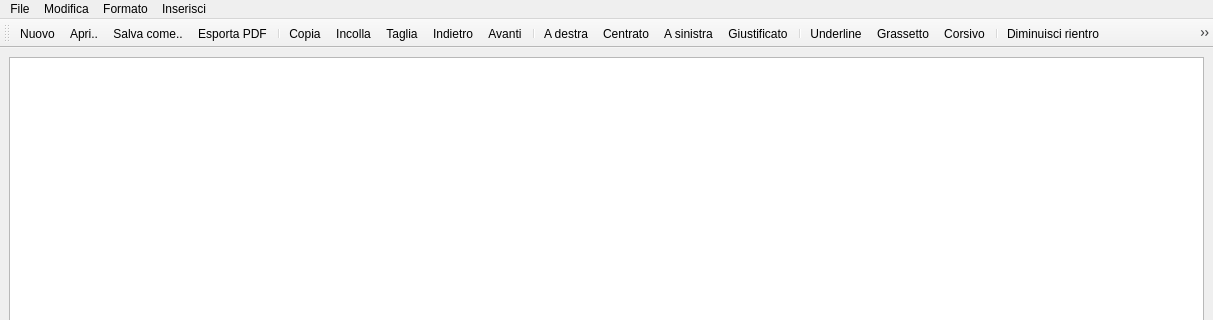
First picture: the form in src/client/view/TextEditor.ui, repository pinoOgni/VirgiliumEditor, before the edit; both pictures show x 0 to 1213 and y 0 to 320 of the 1213 by 659 pixel window.
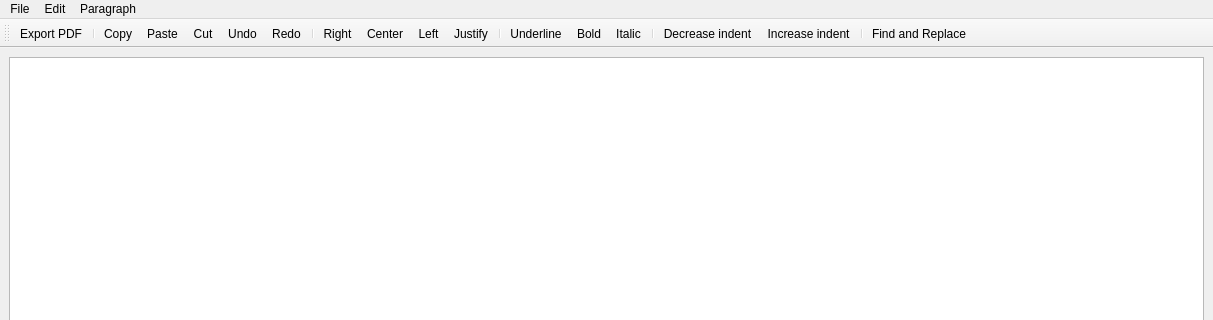
Second picture: the form after the edit. Icons and pictures are not drawn.

The edit to the form file:
```diff
--- a/src/client/view/TextEditor.ui
+++ b/src/client/view/TextEditor.ui
@@ -43,16 +43,13 @@
     <property name="title">
      <string>File</string>
     </property>
-    <addaction name="actionOpen"/>
-    <addaction name="actionNew"/>
-    <addaction name="actionSave_as"/>
-    <addaction name="actionEsporta_PDF"/>
+    <addaction name="actionExport_PDF"/>
     <addaction name="separator"/>
     <addaction name="actionExit"/>
    </widget>
    <widget class="QMenu" name="menuEdit">
     <property name="title">
-     <string>Modifica</string>
+     <string>Edit</string>
     </property>
     <addaction name="actionCopy"/>
     <addaction name="actionCut"/>
@@ -62,46 +59,38 @@
     <addaction name="actionUndo"/>
     <addaction name="actionRedo"/>
     <addaction name="separator"/>
-    <addaction name="actionTrova_e_sostituisci"/>
+    <addaction name="actionFind_and_Replace"/>
    </widget>
    <widget class="QMenu" name="menuParagraph">
     <property name="title">
-     <string>Formato</string>
+     <string>Paragraph</string>
     </property>
     <widget class="QMenu" name="menuAlignment">
      <property name="title">
-      <string>Allineamento</string>
+      <string>Alignment</string>
      </property>
      <addaction name="actionLeft_alignment"/>
      <addaction name="actionRight_alignment"/>
      <addaction name="actionCenter_alignment"/>
      <addaction name="actionJustify"/>
      <addaction name="separator"/>
-     <addaction name="actionAumenta_rientro"/>
-     <addaction name="actionDiminuisci_rientro"/>
+     <addaction name="actionIndent_Increase"/>
+     <addaction name="actionIndent_Decrease"/>
     </widget>
-    <widget class="QMenu" name="menuTesto">
+    <widget class="QMenu" name="menuText">
      <property name="title">
-      <string>Testo</string>
+      <string>Text</string>
      </property>
      <addaction name="actionUnderline"/>
-     <addaction name="actionGrassetto"/>
-     <addaction name="actionCorsivo"/>
+     <addaction name="actionBost"/>
+     <addaction name="actionItalic"/>
     </widget>
-    <addaction name="menuTesto"/>
+    <addaction name="menuText"/>
     <addaction name="menuAlignment"/>
    </widget>
-   <widget class="QMenu" name="menuInserisci">
-    <property name="title">
-     <string>Inserisci</string>
-    </property>
-    <addaction name="actionTabella"/>
-    <addaction name="actionImmagine"/>
-   </widget>
    <addaction name="menuFile"/>
    <addaction name="menuEdit"/>
    <addaction name="menuParagraph"/>
-   <addaction name="menuInserisci"/>
   </widget>
   <widget class="QStatusBar" name="statusbar"/>
   <widget class="QToolBar" name="toolBar">
@@ -114,10 +103,7 @@
    <attribute name="toolBarBreak">
     <bool>false</bool>
    </attribute>
-   <addaction name="actionNew"/>
-   <addaction name="actionOpen"/>
-   <addaction name="actionSave_as"/>
-   <addaction name="actionEsporta_PDF"/>
+   <addaction name="actionExport_PDF"/>
    <addaction name="separator"/>
    <addaction name="actionCopy"/>
    <addaction name="actionPaste"/>
@@ -131,47 +117,14 @@
    <addaction name="actionJustify"/>
    <addaction name="separator"/>
    <addaction name="actionUnderline"/>
-   <addaction name="actionGrassetto"/>
-   <addaction name="actionCorsivo"/>
+   <addaction name="actionBold"/>
+   <addaction name="actionItalic"/>
    <addaction name="separator"/>
-   <addaction name="actionDiminuisci_rientro"/>
-   <addaction name="actionAumenta_rientro"/>
+   <addaction name="actionIndent_Decrease"/>
+   <addaction name="actionIndent_Increase"/>
    <addaction name="separator"/>
-   <addaction name="actionTabella"/>
-   <addaction name="actionImmagine"/>
-   <addaction name="separator"/>
-   <addaction name="actionTrova_e_sostituisci"/>
+   <addaction name="actionFind_and_Replace"/>
   </widget>
-  <action name="actionOpen">
-   <property name="icon">
-    <iconset>
-     <normalon>:/Icons/Open.png</normalon>
-    </iconset>
-   </property>
-   <property name="text">
-    <string>Apri..</string>
-   </property>
-  </action>
-  <action name="actionNew">
-   <property name="icon">
-    <iconset>
-     <normalon>:/Icons/New.png</normalon>
-    </iconset>
-   </property>
-   <property name="text">
-    <string>Nuovo</string>
-   </property>
-  </action>
-  <action name="actionSave_as">
-   <property name="icon">
-    <iconset>
-     <normalon>:/Icons/Save.png</normalon>
-    </iconset>
-   </property>
-   <property name="text">
-    <string>Salva come..</string>
-   </property>
-  </action>
   <action name="actionCopy">
    <property name="icon">
     <iconset>
@@ -179,7 +132,7 @@
     </iconset>
    </property>
    <property name="text">
-    <string>Copia</string>
+    <string>Copy</string>
    </property>
   </action>
   <action name="actionCut">
@@ -189,7 +142,7 @@
     </iconset>
    </property>
    <property name="text">
-    <string>Taglia</string>
+    <string>Cut</string>
    </property>
   </action>
   <action name="actionPaste">
@@ -199,7 +152,7 @@
     </iconset>
    </property>
    <property name="text">
-    <string>Incolla</string>
+    <string>Paste</string>
    </property>
   </action>
   <action name="actionUndo">
@@ -209,7 +162,7 @@
     </iconset>
    </property>
    <property name="text">
-    <string>Indietro</string>
+    <string>Undo</string>
    </property>
   </action>
   <action name="actionRedo">
@@ -219,7 +172,7 @@
     </iconset>
    </property>
    <property name="text">
-    <string>Avanti</string>
+    <string>Redo</string>
    </property>
   </action>
   <action name="actionExit">
@@ -229,7 +182,7 @@
     </iconset>
    </property>
    <property name="text">
-    <string>Esci</string>
+    <string>Exit</string>
    </property>
   </action>
   <action name="actionRight_alignment">
@@ -239,7 +192,7 @@
     </iconset>
    </property>
    <property name="text">
-    <string>A destra</string>
+    <string>Right</string>
    </property>
   </action>
   <action name="actionLeft_alignment">
@@ -249,7 +202,7 @@
     </iconset>
    </property>
    <property name="text">
-    <string>A sinistra</string>
+    <string>Left</string>
    </property>
   </action>
   <action name="actionCenter_alignment">
@@ -259,7 +212,7 @@
     </iconset>
    </property>
    <property name="text">
-    <string>Centrato</string>
+    <string>Center</string>
    </property>
   </action>
   <action name="actionJustify">
@@ -269,32 +222,32 @@
     </iconset>
    </property>
    <property name="text">
-    <string>Giustificato</string>
+    <string>Justify</string>
    </property>
   </action>
   <action name="actionSelect_all">
    <property name="text">
-    <string>Seleziona tutto</string>
+    <string>Select all</string>
    </property>
   </action>
-  <action name="actionAumenta_rientro">
+  <action name="actionIndent_Increase">
    <property name="icon">
     <iconset>
      <normalon>:/Icons/indent.png</normalon>
     </iconset>
    </property>
    <property name="text">
-    <string>Aumenta rientro</string>
+    <string>Increase indent</string>
    </property>
   </action>
-  <action name="actionDiminuisci_rientro">
+  <action name="actionIndent_Decrease">
    <property name="icon">
     <iconset>
      <normalon>:/Icons/outdent.png</normalon>
     </iconset>
    </property>
    <property name="text">
-    <string>Diminuisci rientro</string>
+    <string>Decrease indent</string>
    </property>
   </action>
   <action name="actionUnderline">
@@ -307,64 +260,44 @@
     <string>Underline</string>
    </property>
   </action>
-  <action name="actionGrassetto">
+  <action name="actionBold">
    <property name="icon">
     <iconset>
      <normalon>:/Icons/bold.png</normalon>
     </iconset>
    </property>
    <property name="text">
-    <string>Grassetto</string>
+    <string>Bold</string>
    </property>
   </action>
-  <action name="actionCorsivo">
+  <action name="actionItalic">
    <property name="icon">
     <iconset>
      <normalon>:/Icons/italic.png</normalon>
     </iconset>
    </property>
    <property name="text">
-    <string>Corsivo</string>
+    <string>Italic</string>
    </property>
   </action>
-  <action name="actionTrova_e_sostituisci">
+  <action name="actionFind_and_Replace">
    <property name="icon">
     <iconset>
      <normalon>:/Icons/preview.png</normalon>
     </iconset>
    </property>
    <property name="text">
-    <string>Trova e sostituisci</string>
+    <string>Find and Replace</string>
    </property>
   </action>
-  <action name="actionEsporta_PDF">
+  <action name="actionExport_PDF">
    <property name="icon">
     <iconset>
      <normalon>:/Icons/pdf.png</normalon>
     </iconset>
    </property>
    <property name="text">
-    <string>Esporta PDF</string>
-   </property>
-  </action>
-  <action name="actionTabella">
-   <property name="icon">
-    <iconset>
-     <normalon>:/Icons/table.png</normalon>
-    </iconset>
-   </property>
-   <property name="text">
-    <string>Tabella</string>
-   </property>
-  </action>
-  <action name="actionImmagine">
-   <property name="icon">
-    <iconset>
-     <normalon>:/Icons/photograph.png</normalon>
-    </iconset>
-   </property>
-   <property name="text">
-    <string>Immagine</string>
+    <string>Export PDF</string>
    </property>
   </action>
  </widget>
```
